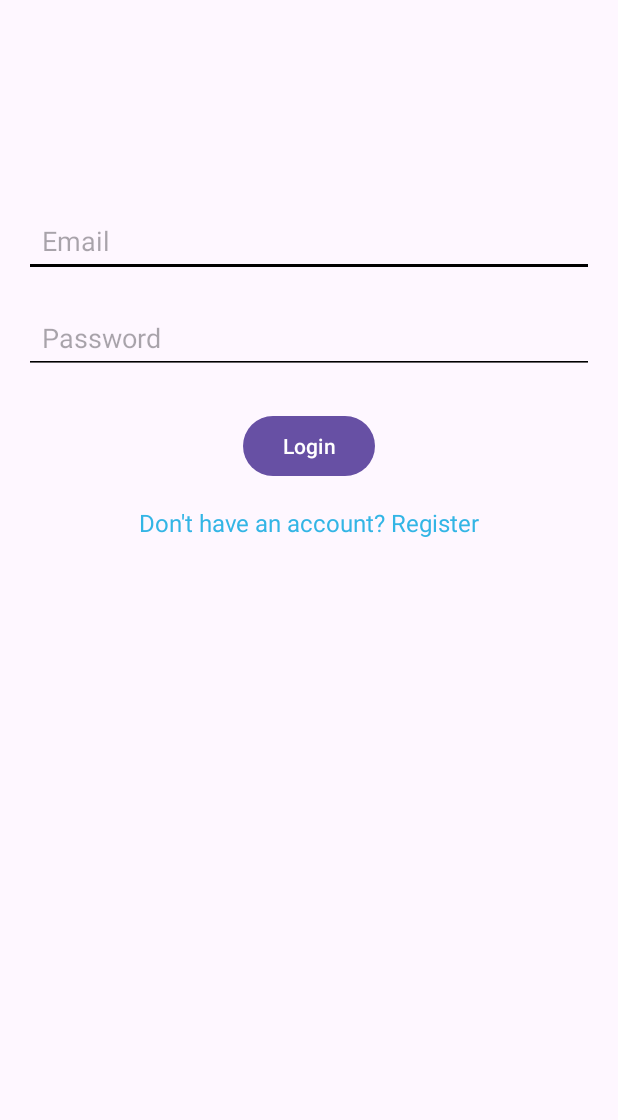
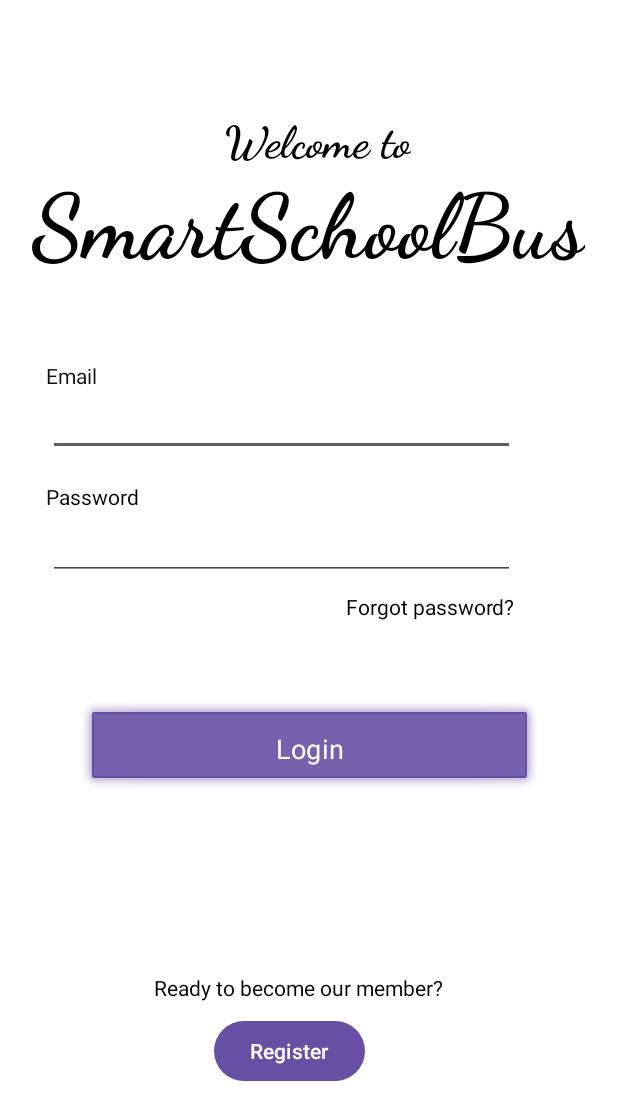
Before and after one commit to sricheekati/Smart_School_Bus_App_Android, an Android app: the layout activity_login.xml on its own in the app's theme, with its tools: preview values and no code run, on a phone screen of 412 x 824 dp. Shown: the top 1120 px of the screen. Run offline under Robolectric (Android 15) with nearby library versions, the phone set to English and light mode, and no system bars.

Commit message:
Modified changes in UI for activity login xml file.

```diff
--- a/app/src/main/res/layout/activity_login.xml
+++ b/app/src/main/res/layout/activity_login.xml
@@ -1,52 +1,150 @@
 <?xml version="1.0" encoding="utf-8"?>
-<androidx.constraintlayout.widget.ConstraintLayout
-    xmlns:android="http://schemas.android.com/apk/res/android"
+<androidx.constraintlayout.widget.ConstraintLayout xmlns:android="http://schemas.android.com/apk/res/android"
     xmlns:app="http://schemas.android.com/apk/res-auto"
+    xmlns:tools="http://schemas.android.com/tools"
+    android:id="@+id/Register"
     android:layout_width="match_parent"
     android:layout_height="match_parent"
-    android:padding="16dp">
-    <EditText
-        android:id="@+id/input_email"
-        android:layout_width="0dp"
-        android:layout_height="wrap_content"
-        android:hint="Email"
-        android:inputType="textEmailAddress"
-        android:padding="12dp"
-        android:backgroundTint="@color/black"
-        app:layout_constraintTop_toTopOf="parent"
-        app:layout_constraintStart_toStartOf="parent"
-        app:layout_constraintEnd_toEndOf="parent"
-        android:layout_marginTop="120dp" />
-    <EditText
-        android:id="@+id/input_password"
-        android:layout_width="0dp"
-        android:layout_height="wrap_content"
-        android:hint="Password"
-        android:inputType="textPassword"
-        android:padding="12dp"
-        android:backgroundTint="@color/black"
-        app:layout_constraintTop_toBottomOf="@id/input_email"
-        app:layout_constraintStart_toStartOf="parent"
-        app:layout_constraintEnd_toEndOf="parent"
-        android:layout_marginTop="16dp" />
-    <Button
-        android:id="@+id/btn_login"
+    android:background="#FFFFFF">
+
+    <TextView
+        android:id="@+id/welcome_to_title"
         android:layout_width="wrap_content"
         android:layout_height="wrap_content"
-        android:text="Login"
-        app:layout_constraintTop_toBottomOf="@id/input_password"
-        app:layout_constraintStart_toStartOf="parent"
-        app:layout_constraintEnd_toEndOf="parent"
-        android:layout_marginTop="24dp" />
+        android:layout_marginTop="76dp"
+        android:layout_marginEnd="8dp"
+        android:text="Welcome to"
+        android:textColor="#000000"
+        android:textSize="30sp"
+        android:textStyle="bold"
+        app:fontFamily="cursive"
+        app:layout_constraintEnd_toEndOf="@+id/schoolBus"
+        app:layout_constraintHorizontal_bias="0.543"
+        app:layout_constraintStart_toStartOf="@+id/schoolBus"
+        app:layout_constraintTop_toTopOf="parent" />
+
     <TextView
-        android:id="@+id/link_register"
+        android:id="@+id/schoolBus"
         android:layout_width="wrap_content"
         android:layout_height="wrap_content"
-        android:text="Don't have an account? Register"
-        android:textColor="@android:color/holo_blue_light"
-        android:textSize="16sp"
-        app:layout_constraintTop_toBottomOf="@id/btn_login"
+        android:layout_marginStart="8dp"
+        android:layout_marginEnd="8dp"
+        android:text="SmartSchoolBus"
+        android:textColor="#000000"
+        android:textSize="60sp"
+        android:textStyle="bold"
+        app:fontFamily="cursive"
+        app:layout_constraintEnd_toEndOf="parent"
+        app:layout_constraintHorizontal_bias="0.497"
         app:layout_constraintStart_toStartOf="parent"
+        app:layout_constraintTop_toBottomOf="@+id/welcome_to_title" />
+
+    <EditText
+        android:id="@+id/email"
+        android:layout_width="311dp"
+        android:layout_height="42dp"
+        android:layout_marginStart="32dp"
+        android:layout_marginEnd="32dp"
+        android:ems="10"
+        android:inputType="textEmailAddress"
+        android:textColor="@color/black"
+        android:textSize="14sp"
+        app:layout_constraintBottom_toBottomOf="parent"
         app:layout_constraintEnd_toEndOf="parent"
-        android:layout_marginTop="16dp" />
+        app:layout_constraintHorizontal_bias="0.0"
+        app:layout_constraintStart_toStartOf="parent"
+        app:layout_constraintTop_toTopOf="parent"
+        app:layout_constraintVertical_bias="0.335" />
+
+    <TextView
+        android:id="@+id/emailText"
+        android:layout_width="wrap_content"
+        android:layout_height="wrap_content"
+        android:layout_marginStart="8dp"
+        android:text="Email"
+        android:textColor="#101010"
+        app:layout_constraintBottom_toBottomOf="parent"
+        app:layout_constraintEnd_toEndOf="parent"
+        app:layout_constraintHorizontal_bias="0.062"
+        app:layout_constraintStart_toStartOf="parent"
+        app:layout_constraintTop_toTopOf="parent"
+        app:layout_constraintVertical_bias="0.299" />
+
+    <TextView
+        android:id="@+id/passwordText"
+        android:layout_width="wrap_content"
+        android:layout_height="wrap_content"
+        android:layout_marginTop="12dp"
+        android:text="Password"
+        android:textColor="#050505"
+        app:layout_constraintBottom_toBottomOf="parent"
+        app:layout_constraintEnd_toEndOf="parent"
+        app:layout_constraintHorizontal_bias="0.088"
+        app:layout_constraintStart_toStartOf="parent"
+        app:layout_constraintTop_toTopOf="parent"
+        app:layout_constraintVertical_bias="0.39" />
+
+    <EditText
+        android:id="@+id/password"
+        android:layout_width="311dp"
+        android:layout_height="42dp"
+        android:ems="10"
+        android:inputType="textPassword"
+        android:textColor="@color/black"
+        android:textSize="14sp"
+        app:layout_constraintBottom_toBottomOf="parent"
+        app:layout_constraintEnd_toEndOf="parent"
+        app:layout_constraintHorizontal_bias="0.0"
+        app:layout_constraintStart_toStartOf="@+id/email"
+        app:layout_constraintTop_toTopOf="parent"
+        app:layout_constraintVertical_bias="0.441" />
+
+    <Button
+        android:id="@+id/login"
+        android:layout_width="311dp"
+        android:layout_height="65dp"
+        android:layout_marginTop="80dp"
+        android:background="@android:drawable/alert_dark_frame"
+        android:text="Login"
+        android:textColor="@android:color/white"
+        android:textSize="18sp"
+        app:fontFamily="sans-serif"
+        app:layout_constraintEnd_toEndOf="parent"
+        app:layout_constraintHorizontal_bias="0.5"
+        app:layout_constraintStart_toStartOf="parent"
+        app:layout_constraintTop_toBottomOf="@+id/password" />
+
+    <TextView
+        android:id="@+id/forgot_password"
+        android:layout_width="wrap_content"
+        android:layout_height="wrap_content"
+        android:layout_marginTop="8dp"
+        android:text="Forgot password?"
+        android:textColor="@color/black"
+        app:layout_constraintEnd_toEndOf="@+id/password"
+        app:layout_constraintTop_toBottomOf="@+id/password" />
+
+    <TextView
+        android:id="@+id/a_member"
+        android:layout_width="wrap_content"
+        android:layout_height="wrap_content"
+        android:layout_marginStart="52dp"
+        android:layout_marginBottom="156dp"
+        android:text="Ready to become our member?"
+        android:textColor="@color/black"
+        app:layout_constraintBottom_toBottomOf="parent"
+        app:layout_constraintStart_toStartOf="@+id/login" />
+
+    <Button
+        android:id="@+id/register"
+        android:layout_width="wrap_content"
+        android:layout_height="wrap_content"
+        android:text="Register"
+        app:layout_constraintBottom_toBottomOf="parent"
+        app:layout_constraintEnd_toEndOf="@+id/a_member"
+        app:layout_constraintHorizontal_bias="0.436"
+        app:layout_constraintStart_toStartOf="@+id/a_member"
+        app:layout_constraintTop_toTopOf="parent"
+        app:layout_constraintVertical_bias="0.872" />
+
 </androidx.constraintlayout.widget.ConstraintLayout>
```
